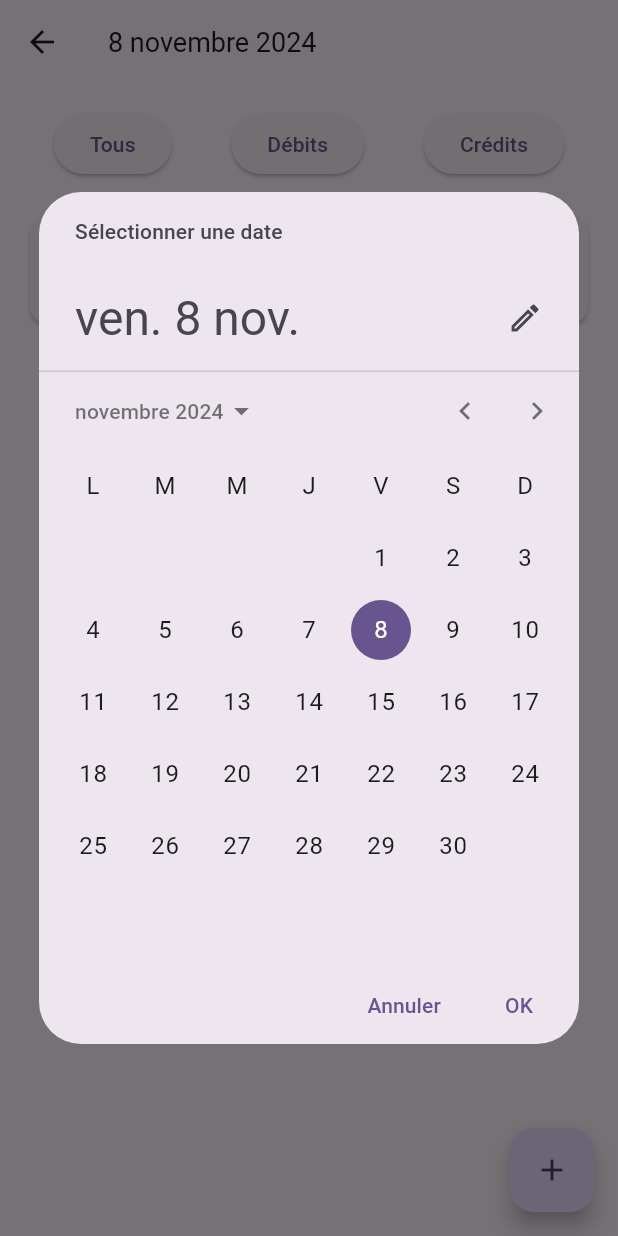
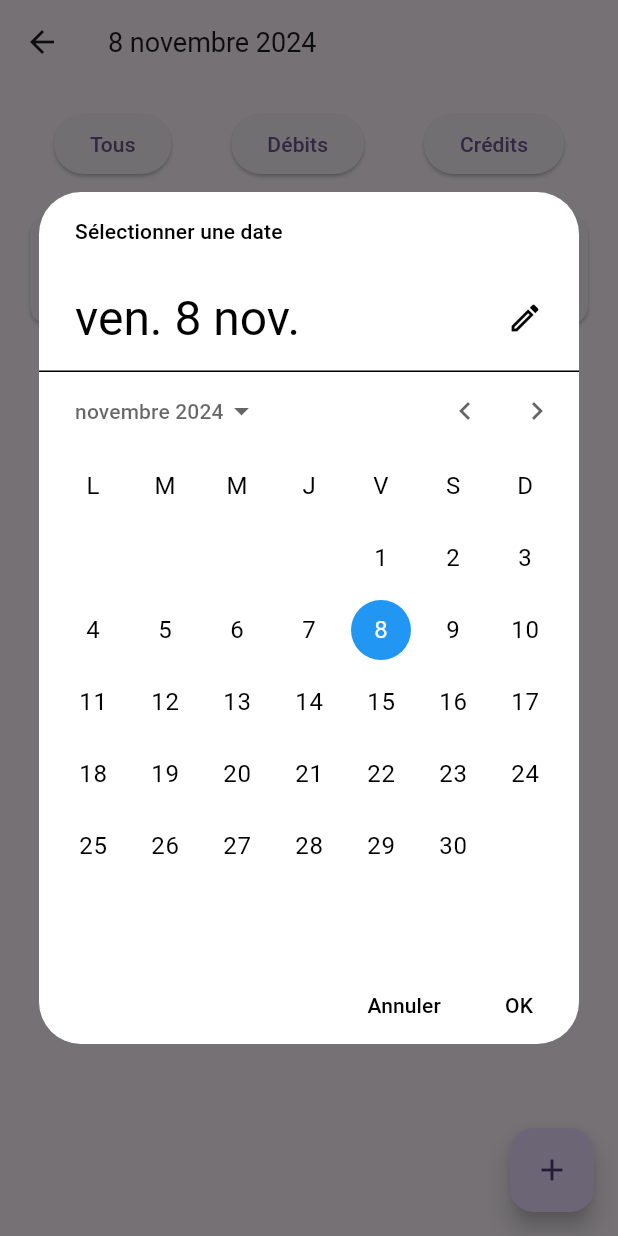
Before and after one commit to PavelDelhomme/flutter_budget_management, a Flutter app: the TransactionsBaseView screen opened directly, after a tap on "8 novembre 2024", on a phone screen of 412 x 824 dp. Run offline on Flutter 3.47's test engine with Material 3 defaults, Android fonts, the phone set to English and light mode, and no system bars; our stand-ins replace another_flushbar, cloud_firestore, firebase_auth, firebase_core, firebase_storage, flutter_map and 7 more; missing offline and left inert: nominatim_geocoding; accounts and stored records are empty.

Commit message:
Tentative de modificaiton pour n'afficher que les transaction du jour lorsque on selecitonne une date dans transactions_base_view.dart

```diff
--- a/lib/views/budget/transaction/base/transactions_base_view.dart
+++ b/lib/views/budget/transaction/base/transactions_base_view.dart
@@ -19,10 +19,85 @@ class TransactionsBaseView extends StatefulWidget {
 
 class _TransactionsBaseViewState extends State<TransactionsBaseView> {
   DateTime selectedMonth = DateTime.now();
+  DateTime selectedDate = DateTime.now();
   double totalDebit = 0.0;
   double totalCredit = 0.0;
   String transactionFilter = "all"; // "all", "debits", "credits"
   Map<String, String> categoryMap = {};
+  Map<DateTime, bool> debitDays = {};
+  Map<DateTime, bool> creditDays = {};
+
+  @override
+  void initState() {
+    super.initState();
+    _getDaysWithTransactions(); // Charge les jours avec des transactions
+  }
+
+  Stream<Map<String, dynamic>> _getTransactionsForSelectedDate() {
+    final user = FirebaseAuth.instance.currentUser;
+    DateTime startOfDay = DateTime(selectedDate.year, selectedDate.month, selectedDate.day);
+    DateTime endOfDay = startOfDay.add(Duration(days: 1));
+
+    var debitStream = FirebaseFirestore.instance
+        .collection("debits")
+        .where("user_id", isEqualTo: user?.uid)
+        .where("date", isGreaterThanOrEqualTo: Timestamp.fromDate(startOfDay))
+        .where("date", isLessThan: Timestamp.fromDate(endOfDay))
+        .snapshots();
+
+    var creditStream = FirebaseFirestore.instance
+        .collection("credits")
+        .where("user_id", isEqualTo: user?.uid)
+        .where("date", isGreaterThanOrEqualTo: Timestamp.fromDate(startOfDay))
+        .where("date", isLessThan: Timestamp.fromDate(endOfDay))
+        .snapshots();
+
+    return debitStream.asyncMap((debitSnapshot) async {
+      final creditSnapshot = await creditStream.first;
+
+      double debitTotal = debitSnapshot.docs
+          .fold(0.0, (sum, doc) => sum + (doc['amount'] as num).toDouble());
+      double creditTotal = creditSnapshot.docs
+          .fold(0.0, (sum, doc) => sum + (doc['amount'] as num).toDouble());
+
+      List<QueryDocumentSnapshot> transactions = [
+        ...debitSnapshot.docs,
+        ...creditSnapshot.docs,
+      ];
+
+      return {
+        'transactions': transactions,
+        'totalDebit': debitTotal,
+        'totalCredit': creditTotal,
+      };
+    });
+  }
+
+  // Charge les jours avec des transactions de débit ou de crédit
+  Future<void> _getDaysWithTransactions() async {
+    final user = FirebaseAuth.instance.currentUser;
+    DateTime startOfMonth = DateTime(selectedDate.year, selectedDate.month, 1);
+    DateTime endOfMonth = DateTime(selectedDate.year, selectedDate.month + 1, 0);
+
+    var debitSnapshot = await FirebaseFirestore.instance
+        .collection("debits")
+        .where("user_id", isEqualTo: user?.uid)
+        .where("date", isGreaterThanOrEqualTo: Timestamp.fromDate(startOfMonth))
+        .where("date", isLessThan: Timestamp.fromDate(endOfMonth))
+        .get();
+
+    var creditSnapshot = await FirebaseFirestore.instance
+        .collection("credits")
+        .where("user_id", isEqualTo: user?.uid)
+        .where("date", isGreaterThanOrEqualTo: Timestamp.fromDate(startOfMonth))
+        .where("date", isLessThan: Timestamp.fromDate(endOfMonth))
+        .get();
+
+    setState(() {
+      debitDays = {for (var doc in debitSnapshot.docs) (doc['date'] as Timestamp).toDate(): true};
+      creditDays = {for (var doc in creditSnapshot.docs) (doc['date'] as Timestamp).toDate(): true};
+    });
+  }
 
   Stream<Map<String, dynamic>> _getTransactionsForSelectedMonth() {
     final user = FirebaseAuth.instance.currentUser;
@@ -206,14 +281,33 @@ class _TransactionsBaseViewState extends State<TransactionsBaseView> {
           onTap: () async {
             DateTime? pickedDate = await showDatePicker(
               context: context,
-              initialDate: selectedMonth,
+              initialDate: selectedDate,
               firstDate: DateTime(DateTime.now().year - 1),
               lastDate: DateTime(DateTime.now().year + 1),
               locale: const Locale("fr", "FR"),
+              selectableDayPredicate: (day) {
+                // Montre les badges pour les jours ayant des transactions de débits ou de crédit
+                return true;
+              },
+              builder: (context, child) {
+                return Theme(
+                  data: Theme.of(context).copyWith(
+                    colorScheme: ColorScheme.light(
+                      primary: Colors.blue,
+                    ),
+                    textButtonTheme: TextButtonThemeData(
+                      style: TextButton.styleFrom(
+                        foregroundColor: Colors.black,
+                      ),
+                    ),
+                  ),
+                  child: child ?? SizedBox(),
+                );
+              },
             );
             if (pickedDate != null) {
               setState(() {
-                selectedMonth = DateTime(pickedDate.year, pickedDate.month, pickedDate.day);
+                selectedMonth = pickedDate;
               });
             }
           },
```
